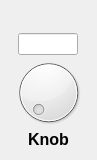
Before: the Qt Designer form src/pyfx/ui/knob_component.ui in keatoncscheible/gfx_dev_app, drawn with Qt 5.
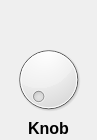
After: the same form once the commit is applied. Custom widgets are drawn as their Qt base class.

Patch:
```diff
--- a/src/pyfx/ui/knob_component.ui
+++ b/src/pyfx/ui/knob_component.ui
@@ -7,7 +7,7 @@
     <x>0</x>
     <y>0</y>
     <width>94</width>
-    <height>158</height>
+    <height>140</height>
    </rect>
   </property>
   <property name="windowTitle">
@@ -17,6 +17,12 @@
    <property name="spacing">
     <number>0</number>
    </property>
+   <property name="topMargin">
+    <number>0</number>
+   </property>
+   <property name="bottomMargin">
+    <number>0</number>
+   </property>
    <item>
     <widget class="QWidget" name="knob_editbox_placeholder" native="true">
      <property name="sizePolicy">
@@ -35,6 +41,9 @@
    </item>
    <item alignment="Qt::AlignHCenter">
     <widget class="QLineEdit" name="knob_editbox">
+     <property name="enabled">
+      <bool>false</bool>
+     </property>
      <property name="sizePolicy">
       <sizepolicy hsizetype="Fixed" vsizetype="Fixed">
        <horstretch>0</horstretch>
@@ -47,6 +56,9 @@
        <height>16777215</height>
       </size>
      </property>
+     <property name="frame">
+      <bool>false</bool>
+     </property>
      <property name="alignment">
       <set>Qt::AlignCenter</set>
      </property>
```
